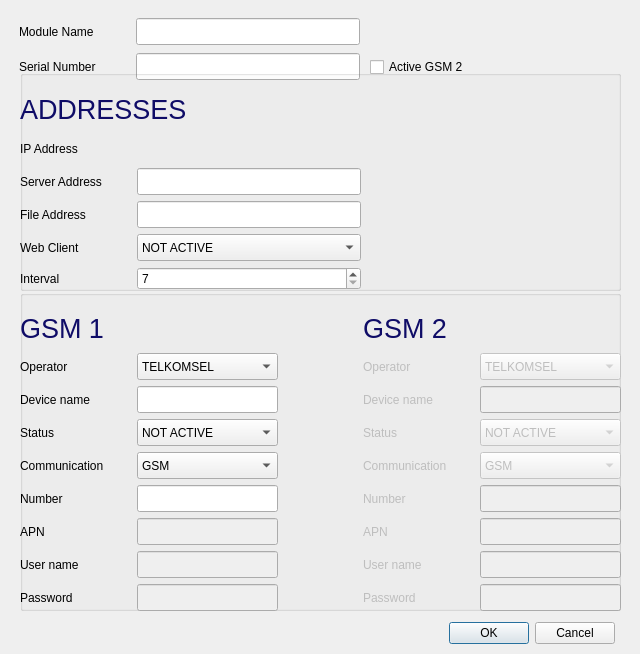
First picture: the form in view/form_addmodule.ui, repository zenaki/RTU, before the edit.
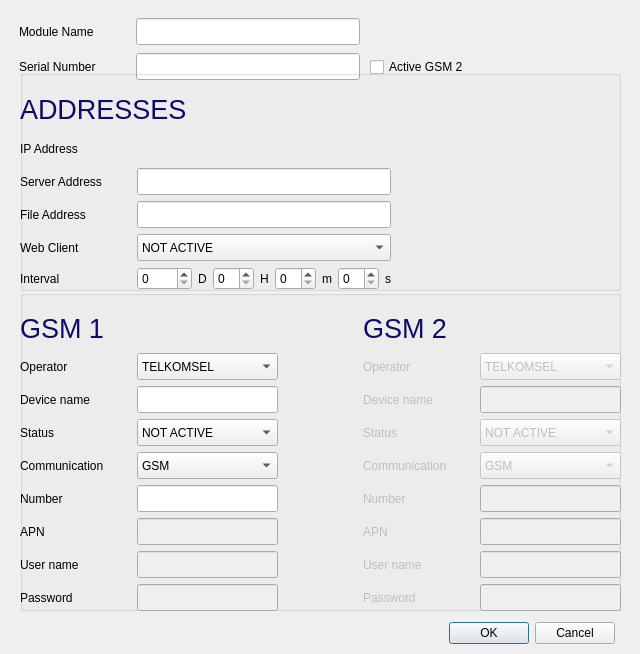
Second picture: the form after the edit. Icons and pictures are not drawn.

The edit to the form file:
```diff
--- a/view/form_addmodule.ui
+++ b/view/form_addmodule.ui
@@ -720,7 +720,7 @@
      <rect>
       <x>0</x>
       <y>20</y>
-      <width>341</width>
+      <width>371</width>
       <height>200</height>
      </rect>
     </property>
@@ -865,11 +865,104 @@
         </widget>
        </item>
        <item row="4" column="1">
-        <widget class="QSpinBox" name="spin_interval">
-         <property name="minimum">
-          <number>7</number>
-         </property>
-        </widget>
+        <layout class="QHBoxLayout" name="horizontalLayout_6">
+         <item>
+          <layout class="QHBoxLayout" name="horizontalLayout_5">
+           <item>
+            <widget class="QSpinBox" name="spin_interval_d">
+             <property name="minimum">
+              <number>0</number>
+             </property>
+             <property name="maximum">
+              <number>24855</number>
+             </property>
+            </widget>
+           </item>
+           <item>
+            <widget class="QLabel" name="label_30">
+             <property name="text">
+              <string>D</string>
+             </property>
+             <property name="alignment">
+              <set>Qt::AlignCenter</set>
+             </property>
+            </widget>
+           </item>
+          </layout>
+         </item>
+         <item>
+          <layout class="QHBoxLayout" name="horizontalLayout_4">
+           <item>
+            <widget class="QSpinBox" name="spin_interval_h">
+             <property name="minimum">
+              <number>0</number>
+             </property>
+             <property name="maximum">
+              <number>24</number>
+             </property>
+            </widget>
+           </item>
+           <item>
+            <widget class="QLabel" name="label_29">
+             <property name="text">
+              <string>H</string>
+             </property>
+             <property name="alignment">
+              <set>Qt::AlignCenter</set>
+             </property>
+            </widget>
+           </item>
+          </layout>
+         </item>
+         <item>
+          <layout class="QHBoxLayout" name="horizontalLayout_3">
+           <item>
+            <widget class="QSpinBox" name="spin_interval_m">
+             <property name="minimum">
+              <number>0</number>
+             </property>
+             <property name="maximum">
+              <number>60</number>
+             </property>
+            </widget>
+           </item>
+           <item>
+            <widget class="QLabel" name="label_28">
+             <property name="text">
+              <string>m</string>
+             </property>
+             <property name="alignment">
+              <set>Qt::AlignCenter</set>
+             </property>
+            </widget>
+           </item>
+          </layout>
+         </item>
+         <item>
+          <layout class="QHBoxLayout" name="horizontalLayout_2">
+           <item>
+            <widget class="QSpinBox" name="spin_interval_s">
+             <property name="minimum">
+              <number>0</number>
+             </property>
+             <property name="maximum">
+              <number>60</number>
+             </property>
+            </widget>
+           </item>
+           <item>
+            <widget class="QLabel" name="label_24">
+             <property name="text">
+              <string>s</string>
+             </property>
+             <property name="alignment">
+              <set>Qt::AlignCenter</set>
+             </property>
+            </widget>
+           </item>
+          </layout>
+         </item>
+        </layout>
        </item>
       </layout>
      </item>
```
Left out of the diff: 1 changed line with no effect on the pictures.
